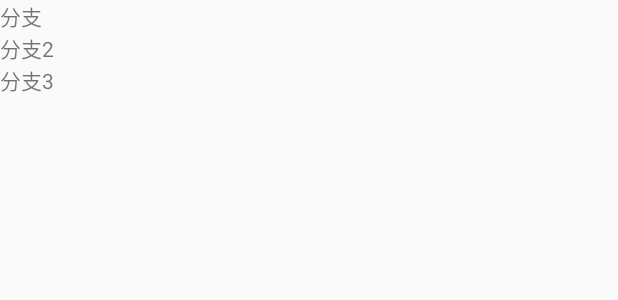
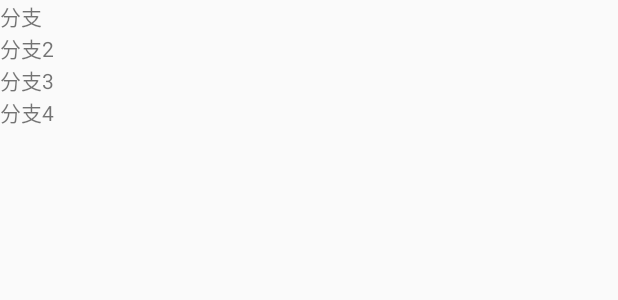
Before and after one commit to d071225/AndroidStudioDemo, an Android app: the layout activity_git.xml on its own in the app's theme, with its tools: preview values and no code run, on a phone screen of 412 x 824 dp. Shown: the top 300 px of the screen. Run offline under Robolectric (Android 15) with nearby library versions, the phone set to English and light mode, and no system bars.

Commit message:
增加分支代码4

```diff
--- a/androidfengkuangdemo/src/main/res/layout/activity_git.xml
+++ b/androidfengkuangdemo/src/main/res/layout/activity_git.xml
@@ -14,4 +14,8 @@
         android:layout_width="wrap_content"
         android:layout_height="wrap_content"
         android:text="分支3"/>
+    <TextView
+        android:layout_width="wrap_content"
+        android:layout_height="wrap_content"
+        android:text="分支4"/>
 </LinearLayout>
```
